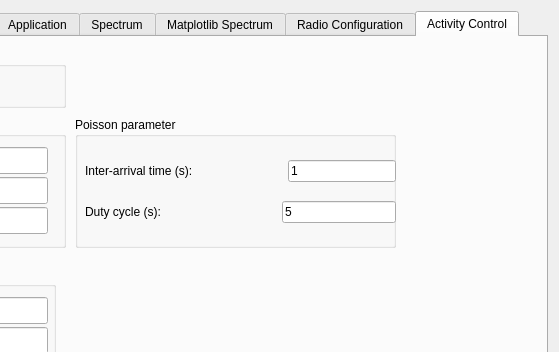
First picture: the form in components/pySysMoCo/gui.ui, repository andrepuschmann/OSPECORR, before the edit; both pictures show x 218 to 777 and y 0 to 352 of the 777 by 694 pixel window.
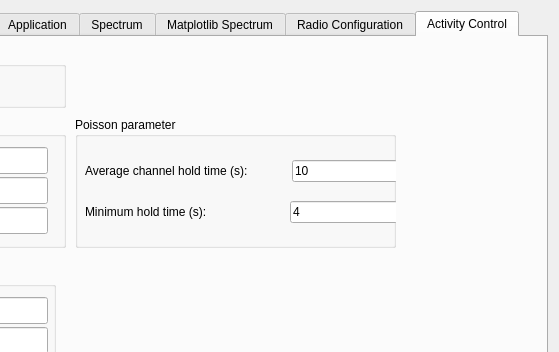
Second picture: the form after the edit. The open tabs and pages were chosen to show the change.

Commit message: pysysmoco: fix PU activity controller

Diff of the .ui file:
```diff
--- a/components/pySysMoCo/gui.ui
+++ b/components/pySysMoCo/gui.ui
@@ -2020,7 +2020,7 @@
          <rect>
           <x>10</x>
           <y>30</y>
-          <width>311</width>
+          <width>313</width>
           <height>91</height>
          </rect>
         </property>
@@ -2030,7 +2030,7 @@
            <item>
             <widget class="QLabel" name="label_2">
              <property name="text">
-              <string>Inter-arrival time (s):</string>
+              <string>Average channel hold time (s):</string>
              </property>
             </widget>
            </item>
@@ -2050,7 +2050,7 @@
            <item>
             <widget class="QLineEdit" name="interarrivalTime">
              <property name="text">
-              <string>1</string>
+              <string>10</string>
              </property>
             </widget>
            </item>
@@ -2061,7 +2061,7 @@
            <item>
             <widget class="QLabel" name="label">
              <property name="text">
-              <string>Duty cycle (s):</string>
+              <string>Minimum hold time (s):</string>
              </property>
             </widget>
            </item>
@@ -2081,7 +2081,7 @@
            <item>
             <widget class="QLineEdit" name="dutyCycle">
              <property name="text">
-              <string>5</string>
+              <string>4</string>
              </property>
             </widget>
            </item>
```
Left out of the diff: 4 changed lines with no effect on the pictures. The commit also changes 2 other files.
